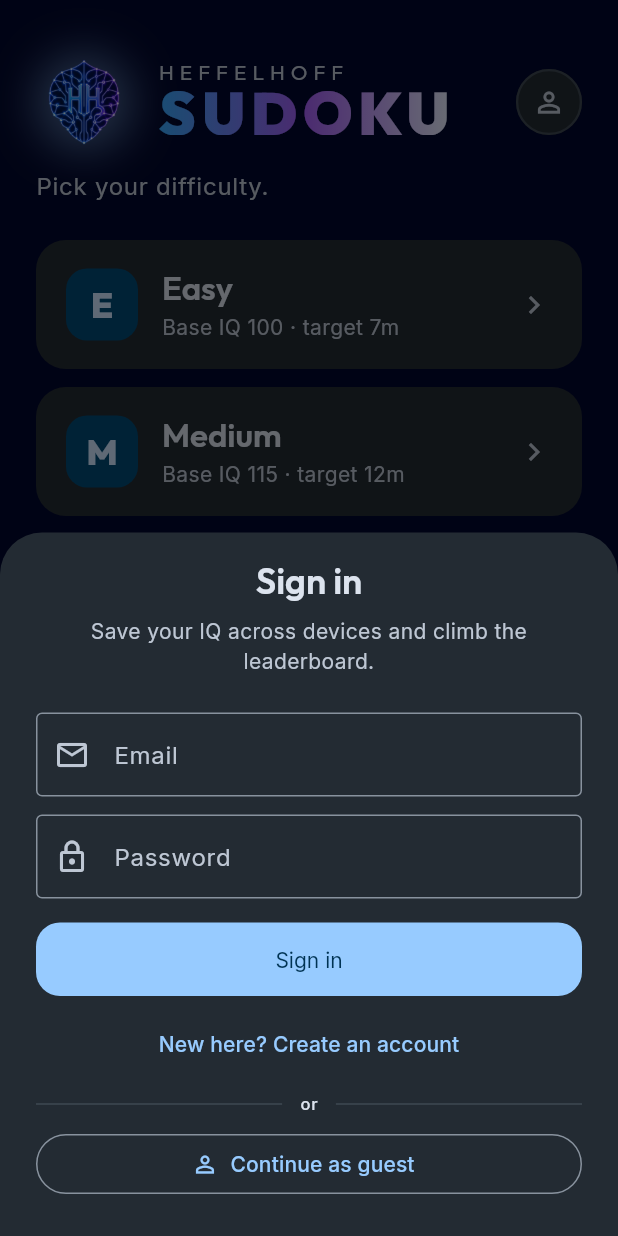
After one commit to BradHeff/HeffelHoff-Sudoku, a Flutter app: the screen it shows after launch, after a tap on the "person outline" icon, on a phone screen of 412 x 824 dp. The commit adds this screen. Run offline on Flutter 3.47's test engine with Material 3 defaults, Android fonts, the phone set to English and light mode, and no system bars; drawn by our look-alikes of flutter_animate; our stand-ins replace audioplayers, confetti, flutter_riverpod, go_router, google_fonts, supabase_flutter; accounts and stored records are empty.

Commit message:
Fix hint, fix pencil marks, ship synth audio, Phase 2 accounts
Four bugs fixed + auth UI added:

1. Hint button silently no-op'd when no cell was selected. Now
   walks the board left-to-right, top-to-bottom and reveals the
   first empty (or wrong-flagged) cell. If selected cell is given
   or already correct, it retargets too. Hint always does
   *something*.

2. Pencil marks in the cell were rendering at zero size — GridView.count
   collapses to nothing inside the tiny cell context with shrinkWrap.
   Replaced with a manual 3×3 Column/Row of Expanded children at
   font 11pt. Notes mode now visibly works: toggle ON, tap digits
   to add/remove pencil candidates; toggle OFF to enter the actual
   answer.

3. SoundService had no audio assets to play (the README told you to
   drop in MP3s — but you can't hear anything until you do). Wrote
   tools/synth_sounds.py — Python stdlib only, generates 16-bit
   mono WAV placeholders for all 8 SoundEvents:
     - place_correct: 120ms rising C5→E5 blip
     - place_wrong: 180ms square-wave thud E4→C4
     - structure_complete: 500ms C5-E5-G5 arpeggio
     - digit_complete: 850ms C5-E5-G5-C6 + sparkle
     - puzzle_complete: 1.6s C-F-C major chord progression
     - puzzle_complete_genius: 3.4s saw-wave fanfare → arpeggio →
       3-octave C major chord with ringing top
     - combo_double / combo_triple: pitched-up sparkles
   SoundEvent enum updated to .wav extension. Run `python3
   tools/synth_sounds.py` to regenerate.

4. Phase 2 auth scaffolding:
   - lib/features/auth/data/auth_repository.dart wraps Supabase
     auth (signInWithEmail, signUpWithEmail, signInAnonymously,
     signOut) with provider + authStateProvider stream
   - lib/features/auth/presentation/account_sheet.dart — modal
     bottom sheet with email/password form, sign-up toggle,
     "Continue as guest" button, and a signed-in view (avatar
     circle, email, sign-out button, anonymous→real upgrade prompt)
   - Account avatar button in the difficulty-select header (top-
     right of the wordmark row): shows email initial in cyan when
     signed in, person icon when not. Tap opens the sheet.

Note: anonymous and email sign-in must be enabled in the Supabase
dashboard → Authentication → Providers for the flows to succeed.
The repository surfaces AuthException messages in the sheet so the
user sees Supabase's exact error if a provider is disabled.

```diff
--- /dev/null
+++ b/lib/features/auth/data/auth_repository.dart
@@ -0,0 +1,55 @@
+import 'package:flutter_riverpod/flutter_riverpod.dart';
+import 'package:supabase_flutter/supabase_flutter.dart';
+
+/// Wraps the Supabase auth client with the methods the rest of the app
+/// actually uses. Callers stay decoupled from `SupabaseClient` so this
+/// can be swapped or stubbed in tests.
+class AuthRepository {
+  AuthRepository(this._client);
+
+  final SupabaseClient _client;
+
+  User? get currentUser => _client.auth.currentUser;
+
+  Stream<AuthState> get authStateChanges => _client.auth.onAuthStateChange;
+
+  /// Sign in with email/password. Surface platform-friendly errors to
+  /// callers via `AuthException`.
+  Future<AuthResponse> signInWithEmail({
+    required String email,
+    required String password,
+  }) {
+    return _client.auth.signInWithPassword(email: email, password: password);
+  }
+
+  /// Sign up with email/password. Sends a confirmation email if the
+  /// project has email-confirm enabled in the Supabase dashboard.
+  Future<AuthResponse> signUpWithEmail({
+    required String email,
+    required String password,
+  }) {
+    return _client.auth.signUp(email: email, password: password);
+  }
+
+  /// Anonymous (guest) sign-in. Requires "Anonymous sign-ins" to be
+  /// enabled in the Supabase dashboard → Authentication → Providers.
+  Future<AuthResponse> signInAnonymously() {
+    return _client.auth.signInAnonymously();
+  }
+
+  Future<void> signOut() => _client.auth.signOut();
+}
+
+final authRepositoryProvider = Provider<AuthRepository>((ref) {
+  return AuthRepository(Supabase.instance.client);
+});
+
+/// Stream of the current `User?`. Emits the cached current user
+/// immediately, then yields on every auth state change.
+final authStateProvider = StreamProvider<User?>((ref) async* {
+  final repo = ref.watch(authRepositoryProvider);
+  yield repo.currentUser;
+  await for (final state in repo.authStateChanges) {
+    yield state.session?.user;
+  }
+});
--- /dev/null
+++ b/lib/features/auth/presentation/account_sheet.dart
@@ -0,0 +1,321 @@
+import 'package:flutter/material.dart';
+import 'package:flutter_riverpod/flutter_riverpod.dart';
+import 'package:supabase_flutter/supabase_flutter.dart';
+
+import '../../../core/theme/app_colors.dart';
+import '../data/auth_repository.dart';
+
+/// Modal bottom sheet that handles sign-in / sign-up / guest / sign-out.
+/// Renders different content based on whether the user is currently
+/// signed in.
+Future<void> showAccountSheet(BuildContext context) {
+  return showModalBottomSheet(
+    context: context,
+    isScrollControlled: true,
+    backgroundColor: Theme.of(context).colorScheme.surfaceContainerHigh,
+    shape: const RoundedRectangleBorder(
+      borderRadius: BorderRadius.vertical(top: Radius.circular(28)),
+    ),
+    builder: (context) => Padding(
+      padding: EdgeInsets.only(
+        bottom: MediaQuery.of(context).viewInsets.bottom,
+      ),
+      child: const _AccountSheetBody(),
+    ),
+  );
+}
+
+class _AccountSheetBody extends ConsumerWidget {
+  const _AccountSheetBody();
+
+  @override
+  Widget build(BuildContext context, WidgetRef ref) {
+    final auth = ref.watch(authStateProvider);
+    return SafeArea(
+      child: Padding(
+        padding: const EdgeInsets.fromLTRB(24, 16, 24, 24),
+        child: auth.when(
+          loading: () => const Padding(
+            padding: EdgeInsets.all(40),
+            child: Center(child: CircularProgressIndicator()),
+          ),
+          error: (e, _) => _ErrorView(message: '$e'),
+          data: (user) => user == null
+              ? const _SignInForm()
+              : _SignedInView(user: user),
+        ),
+      ),
+    );
+  }
+}
+
+class _SignInForm extends ConsumerStatefulWidget {
+  const _SignInForm();
+
+  @override
+  ConsumerState<_SignInForm> createState() => _SignInFormState();
+}
+
+class _SignInFormState extends ConsumerState<_SignInForm> {
+  final _emailController = TextEditingController();
+  final _passwordController = TextEditingController();
+  bool _isSignUp = false;
+  bool _busy = false;
+  String? _error;
+
+  @override
+  void dispose() {
+    _emailController.dispose();
+    _passwordController.dispose();
+    super.dispose();
+  }
+
+  Future<void> _submit() async {
+    final email = _emailController.text.trim();
+    final password = _passwordController.text;
+    if (email.isEmpty || password.length < 6) {
+      setState(() => _error = 'Enter an email and a password (≥6 chars).');
+      return;
+    }
+    setState(() {
+      _busy = true;
+      _error = null;
+    });
+    final repo = ref.read(authRepositoryProvider);
+    try {
+      if (_isSignUp) {
+        await repo.signUpWithEmail(email: email, password: password);
+      } else {
+        await repo.signInWithEmail(email: email, password: password);
+      }
+      if (!mounted) return;
+      Navigator.of(context).pop();
+    } on AuthException catch (e) {
+      setState(() => _error = e.message);
+    } catch (e) {
+      setState(() => _error = '$e');
+    } finally {
+      if (mounted) setState(() => _busy = false);
+    }
+  }
+
+  Future<void> _continueAsGuest() async {
+    setState(() {
+      _busy = true;
+      _error = null;
+    });
+    final repo = ref.read(authRepositoryProvider);
+    try {
+      await repo.signInAnonymously();
+      if (!mounted) return;
+      Navigator.of(context).pop();
+    } on AuthException catch (e) {
+      setState(() => _error = e.message);
+    } catch (e) {
+      setState(() => _error = '$e');
+    } finally {
+      if (mounted) setState(() => _busy = false);
+    }
+  }
+
+  @override
+  Widget build(BuildContext context) {
+    final scheme = Theme.of(context).colorScheme;
+    final text = Theme.of(context).textTheme;
+    return Column(
+      mainAxisSize: MainAxisSize.min,
+      crossAxisAlignment: CrossAxisAlignment.stretch,
+      children: [
+        Text(
+          _isSignUp ? 'Create an account' : 'Sign in',
+          style: text.headlineSmall,
+          textAlign: TextAlign.center,
+        ),
+        const SizedBox(height: 8),
+        Text(
+          'Save your IQ across devices and climb the leaderboard.',
+          style: text.bodyMedium?.copyWith(color: scheme.onSurfaceVariant),
+          textAlign: TextAlign.center,
+        ),
+        const SizedBox(height: 24),
+        TextField(
+          controller: _emailController,
+          keyboardType: TextInputType.emailAddress,
+          autocorrect: false,
+          enableSuggestions: false,
+          decoration: const InputDecoration(
+            labelText: 'Email',
+            border: OutlineInputBorder(),
+            prefixIcon: Icon(Icons.email_outlined),
+          ),
+          enabled: !_busy,
+        ),
+        const SizedBox(height: 12),
+        TextField(
+          controller: _passwordController,
+          obscureText: true,
+          decoration: const InputDecoration(
+            labelText: 'Password',
+            border: OutlineInputBorder(),
+            prefixIcon: Icon(Icons.lock_outlined),
+          ),
+          enabled: !_busy,
+        ),
+        if (_error != null) ...[
+          const SizedBox(height: 12),
+          Text(
+            _error!,
+            style: text.bodyMedium?.copyWith(color: scheme.error),
+            textAlign: TextAlign.center,
+          ),
+        ],
+        const SizedBox(height: 16),
+        FilledButton(
+          onPressed: _busy ? null : _submit,
+          child: _busy
+              ? const SizedBox(
+                  width: 20,
+                  height: 20,
+                  child: CircularProgressIndicator(strokeWidth: 2),
+                )
+              : Text(_isSignUp ? 'Sign up' : 'Sign in'),
+        ),
+        const SizedBox(height: 8),
+        TextButton(
+          onPressed: _busy ? null : () => setState(() => _isSignUp = !_isSignUp),
+          child: Text(
+            _isSignUp
+                ? 'Have an account? Sign in'
+                : "New here? Create an account",
+          ),
+        ),
+        const SizedBox(height: 8),
+        Row(
+          children: [
+            Expanded(child: Divider(color: scheme.outlineVariant)),
+            Padding(
+              padding: const EdgeInsets.symmetric(horizontal: 12),
+              child: Text('or', style: text.labelSmall),
+            ),
+            Expanded(child: Divider(color: scheme.outlineVariant)),
+          ],
+        ),
+        const SizedBox(height: 8),
+        OutlinedButton.icon(
+          onPressed: _busy ? null : _continueAsGuest,
+          icon: const Icon(Icons.person_outline),
+          label: const Text('Continue as guest'),
+        ),
+      ],
+    );
+  }
+}
+
+class _SignedInView extends ConsumerWidget {
+  const _SignedInView({required this.user});
+
+  final User user;
+
+  @override
+  Widget build(BuildContext context, WidgetRef ref) {
+    final scheme = Theme.of(context).colorScheme;
+    final palette = Theme.of(context).extension<AppPalette>()!;
+    final text = Theme.of(context).textTheme;
+    final isAnonymous = user.isAnonymous == true;
+    final email = user.email ?? '';
+    final initial = (email.isNotEmpty ? email[0] : '?').toUpperCase();
+
+    return Column(
+      mainAxisSize: MainAxisSize.min,
+      crossAxisAlignment: CrossAxisAlignment.stretch,
+      children: [
+        Center(
+          child: Container(
+            width: 72,
+            height: 72,
+            decoration: BoxDecoration(
+              shape: BoxShape.circle,
+              color: scheme.primaryContainer,
+              boxShadow: [
+                BoxShadow(
+                  color: scheme.primary.withValues(alpha: 0.4),
+                  blurRadius: 18,
+                ),
+              ],
+            ),
+            alignment: Alignment.center,
+            child: isAnonymous
+                ? Icon(Icons.person, color: scheme.onPrimaryContainer, size: 32)
+                : Text(
+                    initial,
+                    style: text.headlineMedium?.copyWith(
+                      color: scheme.onPrimaryContainer,
+                      fontWeight: FontWeight.w800,
+                    ),
+                  ),
+          ),
+        ),
+        const SizedBox(height: 12),
+        Text(
+          isAnonymous ? 'Playing as guest' : email,
+          style: text.titleLarge,
+          textAlign: TextAlign.center,
+        ),
+        const SizedBox(height: 4),
+        Text(
+          isAnonymous
+              ? 'Your scores are local. Sign up to save them across devices.'
+              : 'Signed in.',
+          style: text.bodyMedium?.copyWith(color: scheme.onSurfaceVariant),
+          textAlign: TextAlign.center,
+        ),
+        const SizedBox(height: 24),
+        if (isAnonymous)
+          FilledButton.icon(
+            onPressed: () {
+              Navigator.of(context).pop();
+              // Re-open in sign-up flow. Caller handles re-show.
+              showAccountSheet(context);
+            },
+            icon: const Icon(Icons.upgrade),
+            label: const Text('Upgrade to a real account'),
+          ),
+        if (isAnonymous) const SizedBox(height: 8),
+        OutlinedButton.icon(
+          onPressed: () async {
+            final repo = ref.read(authRepositoryProvider);
+            await repo.signOut();
+            if (context.mounted) Navigator.of(context).pop();
+          },
+          icon: const Icon(Icons.logout),
+          label: const Text('Sign out'),
+          style: OutlinedButton.styleFrom(
+            foregroundColor: palette.lifeRed,
+            side: BorderSide(color: palette.lifeRed.withValues(alpha: 0.4)),
+          ),
+        ),
+      ],
+    );
+  }
+}
+
+class _ErrorView extends StatelessWidget {
+  const _ErrorView({required this.message});
+  final String message;
+
+  @override
+  Widget build(BuildContext context) {
+    final scheme = Theme.of(context).colorScheme;
+    return Padding(
+      padding: const EdgeInsets.all(24),
+      child: Column(
+        mainAxisSize: MainAxisSize.min,
+        children: [
+          Icon(Icons.error_outline, color: scheme.error, size: 36),
+          const SizedBox(height: 12),
+          Text(message, textAlign: TextAlign.center),
+        ],
+      ),
+    );
+  }
+}
--- a/lib/features/sudoku/presentation/difficulty_select_screen.dart
+++ b/lib/features/sudoku/presentation/difficulty_select_screen.dart
@@ -5,6 +5,8 @@ import 'package:go_router/go_router.dart';
 
 import '../../../core/theme/app_colors.dart';
 import '../../../core/theme/app_text_styles.dart';
+import '../../auth/data/auth_repository.dart';
+import '../../auth/presentation/account_sheet.dart';
 import '../domain/difficulty.dart';
 
 class DifficultySelectScreen extends ConsumerWidget {
@@ -72,6 +74,7 @@ class DifficultySelectScreen extends ConsumerWidget {
                       ],
                     ),
                   ),
+                  const _AccountAvatarButton(),
                 ],
               ),
               const SizedBox(height: 12),
@@ -174,3 +177,58 @@ class _DifficultyCard extends StatelessWidget {
     return s == 0 ? '${m}m' : '${m}m ${s}s';
   }
 }
+
+/// Avatar button on the home screen header. Shows the first letter of
+/// the signed-in user's email (or a person icon if anonymous / not
+/// signed in) and opens the [showAccountSheet] modal on tap.
+class _AccountAvatarButton extends ConsumerWidget {
+  const _AccountAvatarButton();
+
+  @override
+  Widget build(BuildContext context, WidgetRef ref) {
+    final auth = ref.watch(authStateProvider);
+    final scheme = Theme.of(context).colorScheme;
+
+    final user = auth.asData?.value;
+    final email = user?.email ?? '';
+    final isAnonymous = user?.isAnonymous == true;
+    final hasInitial = !isAnonymous && email.isNotEmpty;
+
+    return Material(
+      color: scheme.surfaceContainerHigh,
+      shape: const CircleBorder(),
+      child: InkWell(
+        onTap: () => showAccountSheet(context),
+        customBorder: const CircleBorder(),
+        child: Container(
+          width: 44,
+          height: 44,
+          alignment: Alignment.center,
+          decoration: BoxDecoration(
+            shape: BoxShape.circle,
+            border: Border.all(
+              color: user != null
+                  ? scheme.primary.withValues(alpha: 0.7)
+                  : scheme.outlineVariant,
+              width: 1.5,
+            ),
+          ),
+          child: hasInitial
+              ? Text(
+                  email[0].toUpperCase(),
+                  style: TextStyle(
+                    color: scheme.primary,
+                    fontWeight: FontWeight.w800,
+                    fontSize: 18,
+                  ),
+                )
+              : Icon(
+                  Icons.person_outline,
+                  color: user != null ? scheme.primary : scheme.onSurfaceVariant,
+                  size: 22,
+                ),
+        ),
+      ),
+    );
+  }
+}
```
Also changed, not shown: lib/core/audio/sound_service.dart (+12 -8 lines), lib/features/sudoku/application/game_controller.dart (+34 -4 lines), lib/features/sudoku/presentation/widgets/cell_widget.dart (+23 -10 lines), 10 other files.
